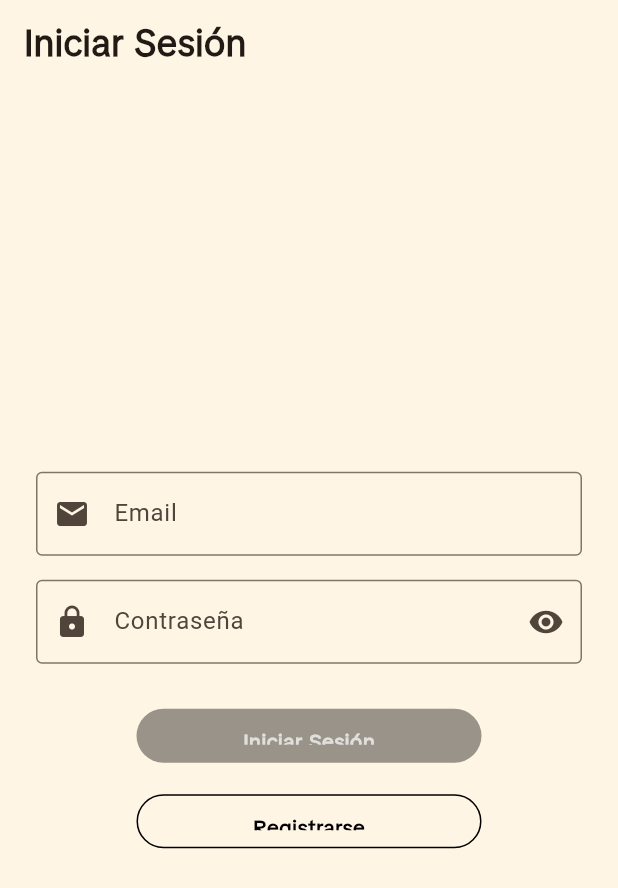
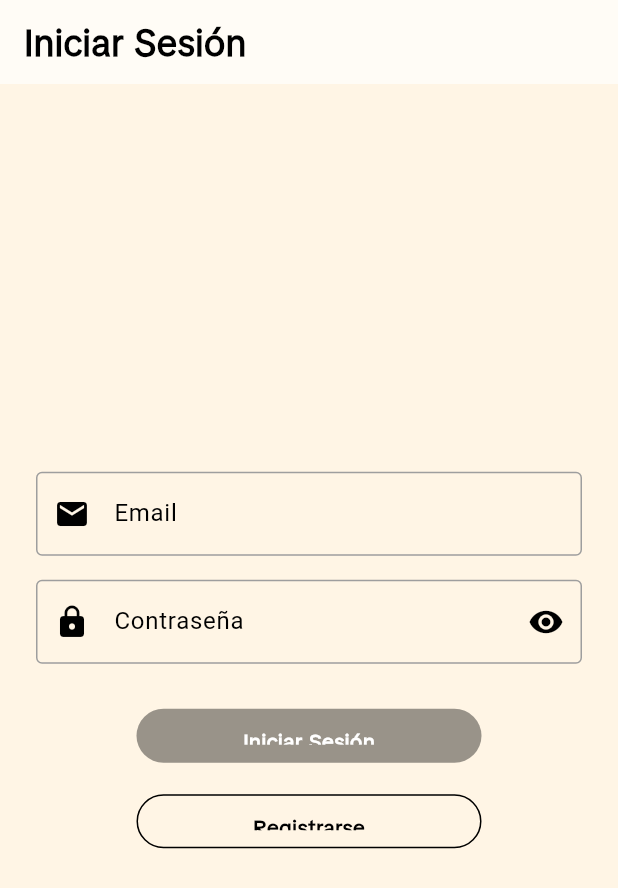
Before and after one commit to HyCrisXXI/mydearmap, a Flutter app: the screen it shows after launch, on a phone screen of 412 x 824 dp. Shown: the top 888 px of the screen. Run offline on Flutter 3.47's test engine with Material 3 defaults, Android fonts, the phone set to English and light mode, and no system bars; our stand-ins replace file_picker, flutter_dotenv, flutter_map, flutter_riverpod, latlong2, supabase_flutter; missing offline and left inert: flutter_map_marker_popup; accounts and stored records are empty; project files that could hold a hidden picture were left out.

Commit message:
Las constantes se dart se reescriben en main

```diff
--- a/lib/core/constants/constants.dart
+++ b/lib/core/constants/constants.dart
@@ -2,6 +2,7 @@
 import 'package:flutter/material.dart';
 export 'app_icons.dart';
 
+// Definiciones de colores, tamaños y estilos de texto utilizados en la aplicaciónç
 class AppColors {
   static const primaryColor = Color(0xFFFFFCF6);
   static const accentColor = Color(0xFFFF9312);
@@ -72,4 +73,21 @@ class AppTextStyles {
   );
 }
 
-class AppRoutes {}
+// Definición del esquema de colores claro
+const ColorScheme lightColorScheme = ColorScheme(
+  brightness: Brightness.light,
+  primary: AppColors.accentColor,
+  onPrimary: AppColors.buttonForeground,
+  secondary: AppColors.blue,
+  onSecondary: Colors.white,
+  tertiary: AppColors.pink,
+  onTertiary: AppColors.textColor,
+  surface: AppColors.primaryColor,
+  onSurface: AppColors.textColor,
+  surfaceContainerHighest: AppColors.backgroundColor,
+  onSurfaceVariant: AppColors.textColor,
+  // Todos los colores derivados de Colors son placeholders, por ahora
+  outline: Colors.grey,
+  error: Colors.red,
+  onError: Colors.white,
+);
--- a/lib/core/widgets/app_form_buttons.dart
+++ b/lib/core/widgets/app_form_buttons.dart
@@ -31,8 +31,8 @@ class AppFormButtons extends StatelessWidget {
   ButtonStyle _buttonStyle() => FilledButton.styleFrom(
     backgroundColor: AppColors.buttonBackground,
     foregroundColor: AppColors.buttonForeground,
-    disabledBackgroundColor: AppColors.buttonBackground.withOpacity(.4),
-    disabledForegroundColor: AppColors.buttonForeground.withOpacity(.7),
+    disabledBackgroundColor: AppColors.buttonBackground.withValues(alpha: .4),
+    disabledForegroundColor: AppColors.buttonForeground.withValues(alpha: .7),
     padding: const EdgeInsets.symmetric(
       horizontal: AppSizes.buttonPaddingHorizontal,
       vertical: AppSizes.buttonPaddingVertical,
@@ -44,9 +44,9 @@ class AppFormButtons extends StatelessWidget {
 
   // new: outlined style for secondary
   ButtonStyle _outlinedStyle() => OutlinedButton.styleFrom(
-    foregroundColor: AppColors.buttonBackground,
+    foregroundColor: AppColors.buttonForeground,
     backgroundColor: Colors.transparent,
-    disabledForegroundColor: AppColors.buttonBackground.withOpacity(.4),
+    disabledForegroundColor: AppColors.buttonForeground.withValues(alpha: .4),
     side: const BorderSide(color: AppColors.buttonBackground, width: 1.0),
     padding: const EdgeInsets.symmetric(
       horizontal: AppSizes.buttonPaddingHorizontal,
@@ -59,6 +59,16 @@ class AppFormButtons extends StatelessWidget {
 
   @override
   Widget build(BuildContext context) {
+    final baseLabel =
+        Theme.of(context).textTheme.labelLarge ?? const TextStyle();
+    final primaryLabelStyle = baseLabel.copyWith(
+      fontWeight: FontWeight.bold,
+      color: AppColors.buttonForeground,
+    );
+    final secondaryLabelStyle = baseLabel.copyWith(
+      fontWeight: FontWeight.bold,
+      color: AppColors.buttonBackground,
+    );
     final bool disablePrimary = isProcessing || onPrimaryPressed == null;
     final bool disableSecondary = isProcessing || onSecondaryPressed == null;
 
@@ -81,10 +91,7 @@ class AppFormButtons extends StatelessWidget {
                         color: AppColors.buttonForeground,
                       ),
                     )
-                  : Text(
-                      primaryLabel,
-                      style: const TextStyle(fontWeight: FontWeight.bold),
-                    ),
+                  : Text(primaryLabel, style: primaryLabelStyle),
             ),
           ),
         ),
@@ -96,22 +103,14 @@ class AppFormButtons extends StatelessWidget {
               height: AppSizes.buttonHeight,
               child: secondaryOutlined
                   ? OutlinedButton(
-                      // render outlined/transparent secondary
                       onPressed: disableSecondary ? null : onSecondaryPressed,
                       style: _outlinedStyle(),
-                      child: Text(
-                        secondaryLabel!,
-                        style: const TextStyle(fontWeight: FontWeight.bold),
-                      ),
+                      child: Text(secondaryLabel!, style: secondaryLabelStyle),
                     )
                   : FilledButton(
-                      // fallback filled secondary
                       onPressed: disableSecondary ? null : onSecondaryPressed,
                       style: _buttonStyle(),
-                      child: Text(
-                        secondaryLabel!,
-                        style: const TextStyle(fontWeight: FontWeight.bold),
-                      ),
+                      child: Text(secondaryLabel!, style: primaryLabelStyle),
                     ),
             ),
           ),
--- a/lib/main.dart
+++ b/lib/main.dart
@@ -23,24 +23,27 @@ class MyApp extends StatelessWidget {
 
   @override
   Widget build(BuildContext context) {
-    final baseScheme = ColorScheme.fromSeed(
-      seedColor: AppColors.accentColor,
-      surface: AppColors.backgroundColor,
-    );
-
     return MaterialApp(
       title: 'MyDearMap',
       theme: ThemeData(
         useMaterial3: true,
-        colorScheme: baseScheme,
+        colorScheme: lightColorScheme,
         scaffoldBackgroundColor: AppColors.backgroundColor,
         fontFamily: 'TikTokSans',
+
         textTheme: ThemeData.light().textTheme.copyWith(
           titleLarge: AppTextStyles.title,
           titleMedium: AppTextStyles.subtitle,
           bodyMedium: AppTextStyles.text,
           labelLarge: AppTextStyles.textButton,
         ),
+
+        textButtonTheme: TextButtonThemeData(
+          style: TextButton.styleFrom(
+            foregroundColor: AppColors.accentColor,
+            textStyle: AppTextStyles.textButton,
+          ),
+        ),
       ),
       home: const AuthGate(),
     );
```
